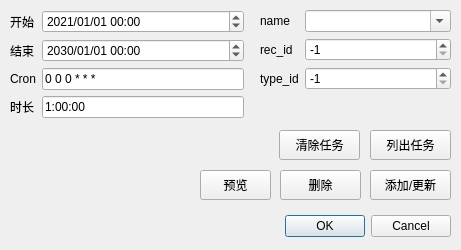
This is Qt_GUI/add_task_gen/dialog.ui in XuHg-zjcn/time-manager as Qt 5 draws it before an edit. The edited form follows.
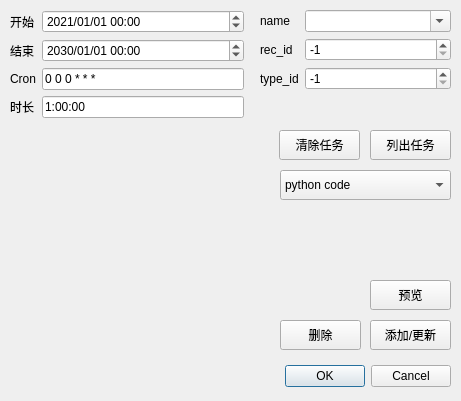
This is the edited form. Custom widgets are drawn as their Qt base class.

Commit message: feat: QsciScintilla code editor in add task gen dialog, run user's code trig by cron, a background APScheduler runner.

Diff of the .ui file:
```diff
--- a/Qt_GUI/add_task_gen/dialog.ui
+++ b/Qt_GUI/add_task_gen/dialog.ui
@@ -7,7 +7,7 @@
     <x>0</x>
     <y>0</y>
     <width>461</width>
-    <height>250</height>
+    <height>401</height>
    </rect>
   </property>
   <property name="windowTitle">
@@ -17,7 +17,7 @@
    <property name="geometry">
     <rect>
      <x>280</x>
-     <y>210</y>
+     <y>360</y>
      <width>171</width>
      <height>32</height>
     </rect>
@@ -93,7 +93,7 @@
    <property name="geometry">
     <rect>
      <x>370</x>
-     <y>170</y>
+     <y>320</y>
      <width>81</width>
      <height>30</height>
     </rect>
@@ -132,7 +132,7 @@
    <property name="geometry">
     <rect>
      <x>280</x>
-     <y>170</y>
+     <y>320</y>
      <width>81</width>
      <height>30</height>
     </rect>
@@ -232,9 +232,9 @@
   <widget class="QPushButton" name="preview">
    <property name="geometry">
     <rect>
-     <x>200</x>
-     <y>170</y>
-     <width>71</width>
+     <x>370</x>
+     <y>280</y>
+     <width>81</width>
      <height>30</height>
     </rect>
    </property>
@@ -242,7 +242,50 @@
     <string>预览</string>
    </property>
   </widget>
+  <widget class="QComboBox" name="comboBox">
+   <property name="geometry">
+    <rect>
+     <x>280</x>
+     <y>170</y>
+     <width>171</width>
+     <height>30</height>
+    </rect>
+   </property>
+   <item>
+    <property name="text">
+     <string>python code</string>
+    </property>
+   </item>
+   <item>
+    <property name="text">
+     <string>shell code</string>
+    </property>
+   </item>
+   <item>
+    <property name="text">
+     <string>exec command</string>
+    </property>
+   </item>
+  </widget>
+  <widget class="QsciScintilla" name="editor" native="true">
+   <property name="geometry">
+    <rect>
+     <x>10</x>
+     <y>160</y>
+     <width>261</width>
+     <height>231</height>
+    </rect>
+   </property>
+  </widget>
  </widget>
+ <customwidgets>
+  <customwidget>
+   <class>QsciScintilla</class>
+   <extends>QWidget</extends>
+   <header>PyQt5.Qsci</header>
+   <container>1</container>
+  </customwidget>
+ </customwidgets>
  <resources/>
  <connections>
   <connection>
```
The commit also changes 6 other files.
